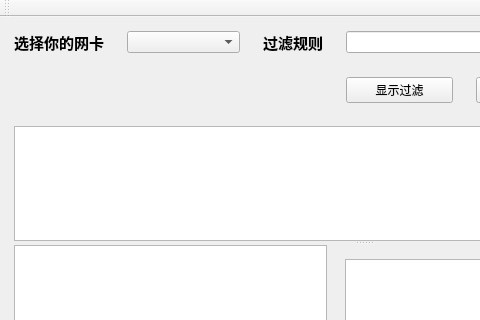
fonqL/sniffer, file mainwindow.ui: the form before one commit; both pictures show x 0 to 480 and y 0 to 320 of the 728 by 602 pixel window.
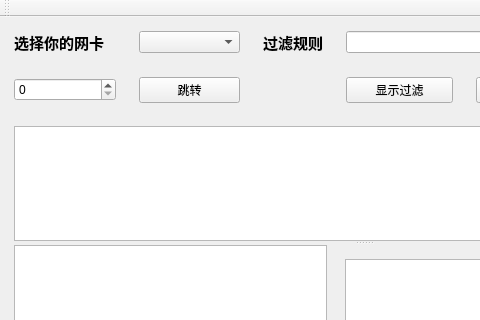
The form after the commit.

The edit to the form file:
```diff
--- a/mainwindow.ui
+++ b/mainwindow.ui
@@ -24,7 +24,7 @@
     <item row="0" column="0">
      <layout class="QHBoxLayout" name="horizontalLayout" stretch="1,2">
       <item>
-       <layout class="QFormLayout" name="formLayout_3">
+       <layout class="QGridLayout" name="gridLayout_3">
         <property name="sizeConstraint">
          <enum>QLayout::SetDefaultConstraint</enum>
         </property>
@@ -45,6 +45,16 @@
         <item row="0" column="1">
          <widget class="QComboBox" name="comboBox"/>
         </item>
+        <item row="1" column="0">
+         <widget class="QSpinBox" name="spinBox"/>
+        </item>
+        <item row="1" column="1">
+         <widget class="QPushButton" name="pushButton_10">
+          <property name="text">
+           <string>跳转</string>
+          </property>
+         </widget>
+        </item>
        </layout>
       </item>
       <item>
```
